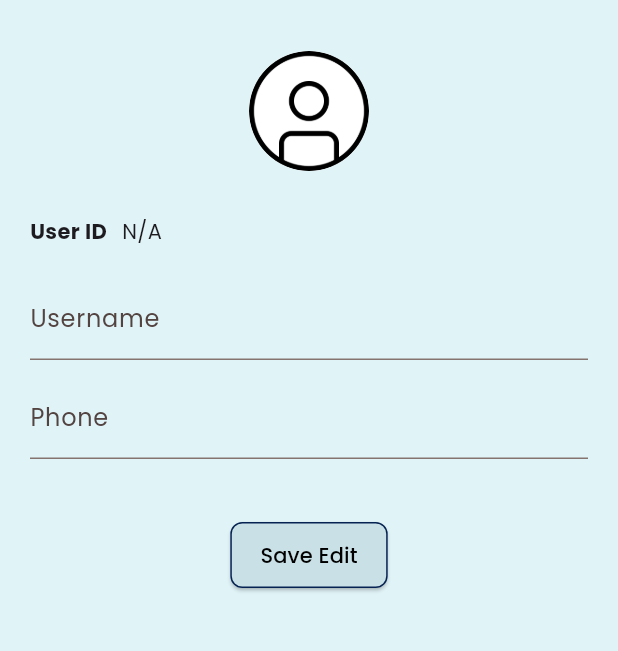
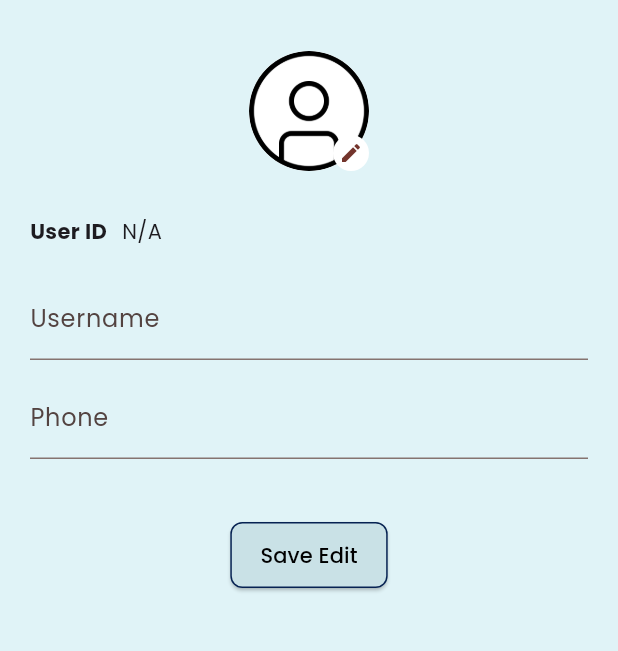
Before and after one commit to sareefhub/local_community_marketplace, a Flutter app: the screen it shows after launch, item 5 of the bottom bar chosen, after a tap on "Edit Profile", on a phone screen of 412 x 824 dp, the part 63-714 px from its top. Run offline on Flutter 3.47's test engine with Material 3 defaults, Android fonts, the phone set to English and light mode, and no system bars; our stand-ins replace cloud_firestore, firebase_core, firebase_storage, flutter_riverpod, go_router, google_fonts and 2 more; accounts and stored records are empty; generated files the repository leaves out were written again.

Commit message:
Add profile image picker and upload to Firebase

```diff
--- a/lib/screens/edit_profile_screen.dart
+++ b/lib/screens/edit_profile_screen.dart
@@ -1,6 +1,9 @@
 import 'package:flutter/material.dart';
 import 'package:cloud_firestore/cloud_firestore.dart';
 import 'package:local_community_marketplace/utils/user_session.dart';
+import 'dart:io';
+import 'package:image_picker/image_picker.dart';
+import 'package:firebase_storage/firebase_storage.dart';
 
 class EditProfileScreen extends StatefulWidget {
   const EditProfileScreen({super.key});
@@ -14,6 +17,9 @@ class _EditProfileScreenState extends State<EditProfileScreen> {
 
   final TextEditingController _usernameController = TextEditingController();
   final TextEditingController _phoneController = TextEditingController();
+
+  final ImagePicker _picker = ImagePicker();
+  File? _selectedImage;
 
   bool _isLoading = true;
   bool _isSaving = false;
@@ -34,15 +40,44 @@ class _EditProfileScreenState extends State<EditProfileScreen> {
     }
   }
 
+  Future<void> _pickImage() async {
+    final pickedFile = await _picker.pickImage(source: ImageSource.gallery);
+    if (pickedFile != null) {
+      setState(() {
+        _selectedImage = File(pickedFile.path);
+      });
+
+      // อัปโหลดไปยัง Firebase Storage
+      final fileName = 'profile_images/$userId.jpg';
+      final ref = FirebaseStorage.instance.ref().child(fileName);
+      await ref.putFile(_selectedImage!);
+      final downloadURL = await ref.getDownloadURL();
+
+      // อัปเดต Firestore
+      await _firestore.collection('users').doc(userId).update({
+        'profileImageUrl': downloadURL,
+      });
+
+      // อัปเดต UserSession ด้วย
+      UserSession.profileImageUrl = downloadURL;
+
+      setState(() {
+        _profileImageUrl = downloadURL;
+      });
+    }
+  }
+
   Future<void> _loadUserProfile() async {
     try {
       final doc = await _firestore.collection('users').doc(userId).get();
       if (doc.exists) {
         final data = doc.data()!;
         _usernameController.text = data['username'] ?? '';
-        // ถ้าไม่มี editPhone ให้ fallback ใช้ registerPhone
         _phoneController.text = data['editPhone'] ?? data['phone'] ?? '';
         _profileImageUrl = data['profileImageUrl'];
+
+        // อัปเดต UserSession profileImageUrl ด้วย
+        UserSession.profileImageUrl = _profileImageUrl;
       }
     } catch (e) {
       ScaffoldMessenger.of(context).showSnackBar(
@@ -87,8 +122,12 @@ class _EditProfileScreenState extends State<EditProfileScreen> {
     try {
       await _firestore.collection('users').doc(userId).update({
         'username': _usernameController.text.trim(),
-        'editPhone': _phoneController.text.trim(), // แยกจากเบอร์ register
+        'editPhone': _phoneController.text.trim(),
       });
+
+      // อัปเดต UserSession
+      UserSession.username = _usernameController.text.trim();
+      UserSession.phone = _phoneController.text.trim();
 
       ScaffoldMessenger.of(context).showSnackBar(
         const SnackBar(content: Text('Profile updated successfully')),
@@ -132,13 +171,29 @@ class _EditProfileScreenState extends State<EditProfileScreen> {
         padding: const EdgeInsets.all(20),
         child: Column(
           children: [
-            CircleAvatar(
-              radius: 40,
-              backgroundColor: Colors.white,
-              backgroundImage: _profileImageUrl != null
-                  ? NetworkImage(_profileImageUrl!)
-                  : const AssetImage('assets/icons/circle-user.png')
-                      as ImageProvider,
+            GestureDetector(
+              onTap: _pickImage,
+              child: CircleAvatar(
+                radius: 40,
+                backgroundColor: Colors.white,
+                backgroundImage: _selectedImage != null
+                    ? FileImage(_selectedImage!)
+                    : _profileImageUrl != null
+                        ? NetworkImage(_profileImageUrl!)
+                        : const AssetImage('assets/icons/circle-user.png')
+                            as ImageProvider,
+                child: Align(
+                  alignment: Alignment.bottomRight,
+                  child: Container(
+                    padding: const EdgeInsets.all(4),
+                    decoration: const BoxDecoration(
+                      color: Colors.white,
+                      shape: BoxShape.circle,
+                    ),
+                    child: const Icon(Icons.edit, size: 16),
+                  ),
+                ),
+              ),
             ),
             const SizedBox(height: 30),
             Row(
--- a/lib/screens/profile_screen.dart
+++ b/lib/screens/profile_screen.dart
@@ -17,7 +17,6 @@ class _ProfileScreenState extends State<ProfileScreen> {
   String? username;
   String? userId;
   String? phone;
-
   bool isLoading = true;
 
   @override
@@ -31,7 +30,6 @@ class _ProfileScreenState extends State<ProfileScreen> {
       isLoading = true;
     });
 
-    // สมมติ userId มาจาก UserSession (ถ้ามี)
     final currentUserId = UserSession.userId;
 
     if (currentUserId != null) {
@@ -43,11 +41,11 @@ class _ProfileScreenState extends State<ProfileScreen> {
           setState(() {
             username = data['username'] ?? UserSession.username;
             userId = currentUserId;
-            phone = data['phone'] ?? UserSession.phone;
+            phone = data['editPhone'] ?? data['phone'] ?? UserSession.phone;
+            UserSession.profileImageUrl = data['profileImageUrl'];
           });
         }
       } catch (e) {
-        // ถ้า error ให้ fallback เป็นข้อมูลเดิมจาก UserSession
         setState(() {
           username = UserSession.username;
           userId = currentUserId;
@@ -84,13 +82,13 @@ class _ProfileScreenState extends State<ProfileScreen> {
                     color: const Color(0xFFE0F3F7),
                     child: Row(
                       children: [
-                        const CircleAvatar(
+                        CircleAvatar(
                           radius: 35,
-                          backgroundColor: Colors.grey,
-                          child: ImageIcon(
-                            AssetImage('assets/icons/user.png'),
-                            size: 35,
-                          ),
+                          backgroundColor: Colors.grey[300],
+                          backgroundImage: UserSession.profileImageUrl != null
+                              ? NetworkImage(UserSession.profileImageUrl!)
+                              : const AssetImage('assets/icons/user.png')
+                                  as ImageProvider,
                         ),
                         const SizedBox(width: 16),
                         Column(
@@ -117,9 +115,7 @@ class _ProfileScreenState extends State<ProfileScreen> {
                         const Spacer(),
                         ElevatedButton.icon(
                           onPressed: () async {
-                            // รอผลลัพธ์กลับมาจากหน้า edit_profile
                             await context.push('/edit_profile');
-                            // โหลดข้อมูลใหม่หลังแก้ไขเสร็จ
                             await _loadUserData();
                           },
                           icon: const ImageIcon(
@@ -163,7 +159,7 @@ class _ProfileScreenState extends State<ProfileScreen> {
                           ),
                           title: const Text("My favorites"),
                           onTap: () {
-                            context.go('/favorite'); // เปลี่ยนที่นี่
+                            context.go('/favorite');
                           },
                         ),
                         const SizedBox(height: 20),
--- a/lib/utils/user_session.dart
+++ b/lib/utils/user_session.dart
@@ -2,10 +2,12 @@ class UserSession {
   static String? phone;
   static String? username;
   static String? userId;
+  static String? profileImageUrl;
 
   static void clear() {
     phone = null;
     username = null;
     userId = null;
+    profileImageUrl = null;
   }
 }
--- a/pubspec.yaml
+++ b/pubspec.yaml
@@ -39,7 +39,8 @@ dependencies:
   go_router: ^14.1.2
   flutter_riverpod: ^2.4.0
   responsive_builder: ^0.5.1
-  image_picker: ^1.0.4
+  image_picker: ^1.0.7
+  firebase_storage: ^11.6.7
 
   # The following adds the Cupertino Icons font to your application.
   # Use with the CupertinoIcons class for iOS style icons.
```
Also changed, not shown: pubspec.lock.
